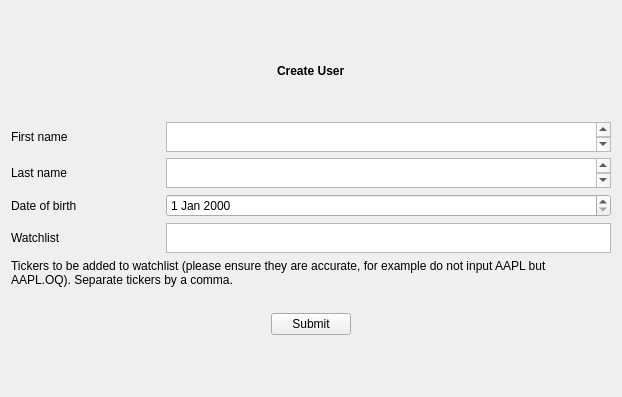
Above: src/gui/signup.ui from guruprerana/trading-platform-pp before the change. Below: the same form after it.
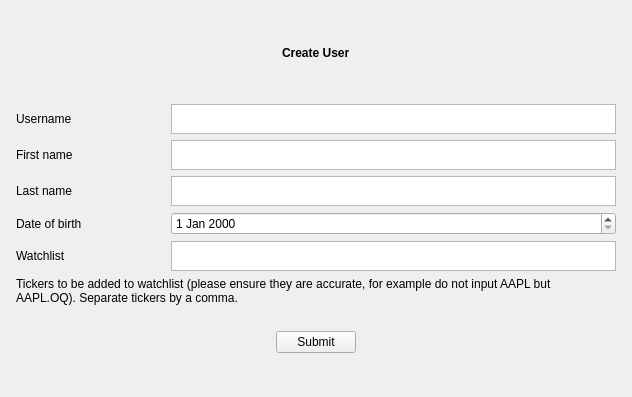
That is the form after the change.

Commit message: added username field to sign up

```diff
--- a/src/gui/signup.ui
+++ b/src/gui/signup.ui
@@ -6,7 +6,7 @@
    <rect>
     <x>0</x>
     <y>0</y>
-    <width>600</width>
+    <width>632</width>
     <height>397</height>
    </rect>
   </property>
@@ -102,6 +102,27 @@
        </item>
       </layout>
      </item>
+     <item>
+      <layout class="QHBoxLayout" name="horizontalLayout_9" stretch="1,3">
+       <item>
+        <widget class="QLabel" name="label_7">
+         <property name="text">
+          <string>Username</string>
+         </property>
+        </widget>
+       </item>
+       <item>
+        <widget class="QPlainTextEdit" name="usernameTextEdit">
+         <property name="maximumSize">
+          <size>
+           <width>16777215</width>
+           <height>30</height>
+          </size>
+         </property>
+        </widget>
+       </item>
+      </layout>
+     </item>
      <item>
       <layout class="QHBoxLayout" name="horizontalLayout" stretch="1,3">
        <property name="sizeConstraint">
@@ -135,8 +156,7 @@
           </size>
          </property>
          <property name="plainText">
-          <string>
-</string>
+          <string/>
          </property>
         </widget>
        </item>
@@ -169,8 +189,7 @@
           </size>
          </property>
          <property name="plainText">
-          <string>
-</string>
+          <string/>
          </property>
         </widget>
        </item>
```
